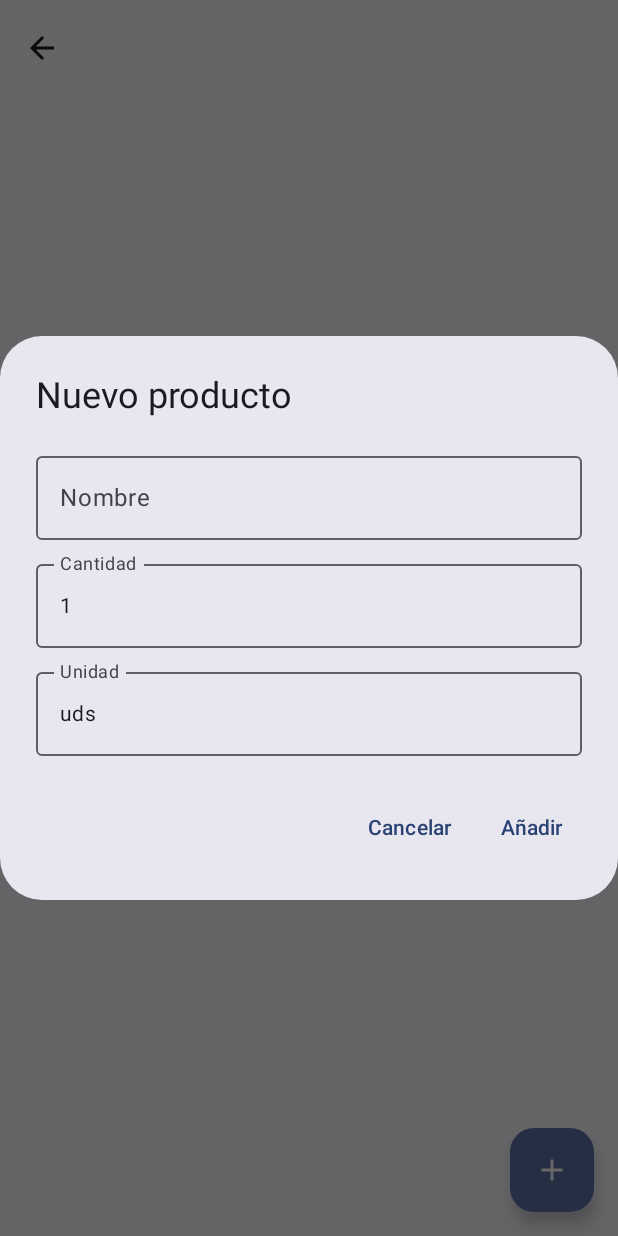
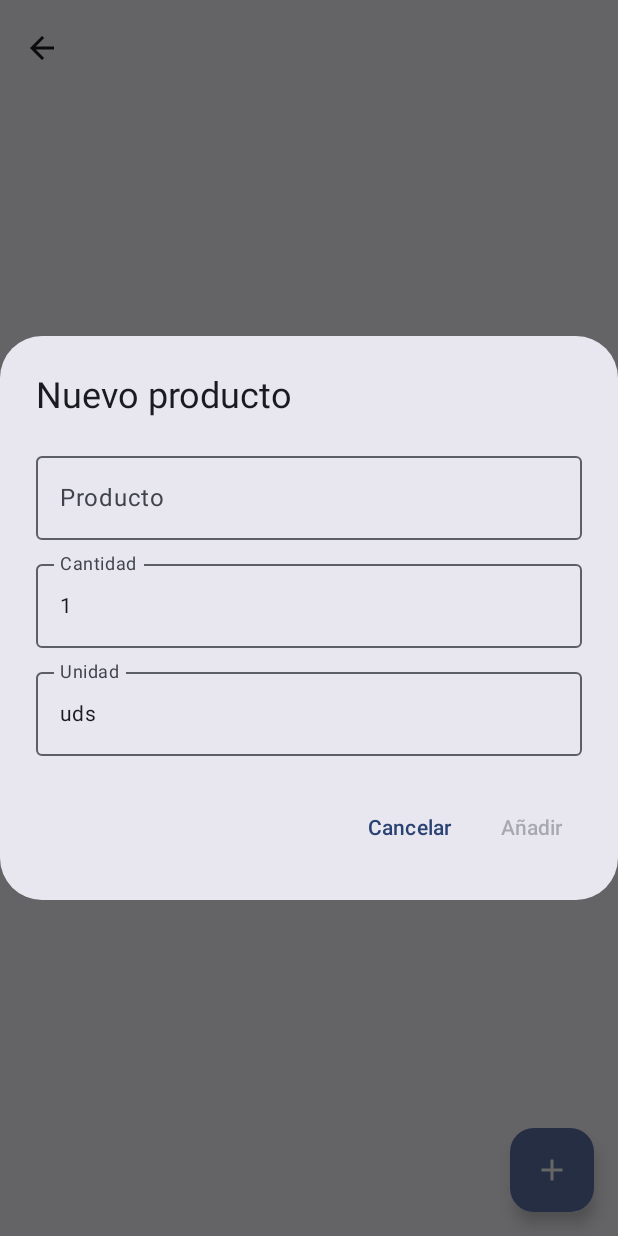
Before and after one commit to sanchezhs/Lico, an Android app built with Jetpack Compose: the composable ShoppingListDetailScreen called with empty values, after a tap on "Añadir producto", on a phone screen of 412 x 824 dp. Run offline under Robolectric (Android 15) with nearby library versions, the phone set to English and light mode, and no system bars; our stand-ins replace Dagger/Hilt's generated code, Room's generated code.

Commit message:
[ShoppingListDetailScreen] Improvements

```diff
--- a/app/src/main/java/com/app/lico/ui/screens/ShoppingListDetailScreen.kt
+++ b/app/src/main/java/com/app/lico/ui/screens/ShoppingListDetailScreen.kt
@@ -1,5 +1,6 @@
 package com.app.lico.ui.screens
 
+import androidx.compose.foundation.background
 import androidx.compose.foundation.layout.Column
 import androidx.compose.foundation.layout.Row
 import androidx.compose.foundation.layout.Spacer
@@ -9,12 +10,12 @@ import androidx.compose.foundation.layout.padding
 import androidx.compose.foundation.layout.size
 import androidx.compose.foundation.lazy.LazyColumn
 import androidx.compose.foundation.lazy.items
+import androidx.compose.foundation.text.KeyboardOptions
 import androidx.compose.material.icons.Icons
 import androidx.compose.material.icons.automirrored.filled.ArrowBack
 import androidx.compose.material.icons.filled.Add
 import androidx.compose.material.icons.filled.CheckCircle
 import androidx.compose.material3.AlertDialog
-import androidx.compose.material3.ElevatedButton
 import androidx.compose.material3.ExperimentalMaterial3Api
 import androidx.compose.material3.FloatingActionButton
 import androidx.compose.material3.Icon
@@ -36,6 +37,7 @@ import androidx.compose.runtime.setValue
 import androidx.compose.ui.Alignment
 import androidx.compose.ui.Modifier
 import androidx.compose.ui.res.painterResource
+import androidx.compose.ui.text.input.KeyboardType
 import androidx.compose.ui.unit.dp
 import androidx.hilt.navigation.compose.hiltViewModel
 import com.app.lico.R
@@ -101,7 +103,7 @@ fun ShoppingListDetailScreen(
                     if (!purchasedItems.isNullOrEmpty()) {
                         Spacer(modifier = Modifier.height(16.dp))
 
-                        ElevatedButton(
+                        TextButton (
                             onClick = { showPurchased = !showPurchased },
                             modifier = Modifier.fillMaxWidth()
                         ) {
@@ -110,10 +112,11 @@ fun ShoppingListDetailScreen(
 
                         if (showPurchased) {
                             Spacer(modifier = Modifier.height(12.dp))
-                            Column {
+
                             purchasedItems.forEach { item ->
                                 ShoppingItemRow(
                                     item = item,
+                                    isPurchased = true,
                                     onTogglePurchased = {
                                         viewModel.toggleItemPurchased(
                                             item,
@@ -122,7 +125,6 @@ fun ShoppingListDetailScreen(
                                     }
                                 )
                                 Spacer(modifier = Modifier.height(8.dp))
-                                }
                             }
                         }
                     }
@@ -140,27 +142,33 @@ fun ShoppingListDetailScreen(
                     OutlinedTextField(
                         value = itemName,
                         onValueChange = { itemName = it },
-                        label = { Text("Nombre") },
-                        modifier = Modifier.fillMaxWidth()
+                        label = { Text("Producto") },
+                        modifier = Modifier.fillMaxWidth(),
+                        singleLine = true,
                     )
                     Spacer(modifier = Modifier.height(8.dp))
                     OutlinedTextField(
                         value = itemQty,
                         onValueChange = { itemQty = it },
                         label = { Text("Cantidad") },
-                        modifier = Modifier.fillMaxWidth()
+                        keyboardOptions = KeyboardOptions(keyboardType = KeyboardType.Number),
+                        modifier = Modifier.fillMaxWidth(),
+                        singleLine = true,
                     )
                     Spacer(modifier = Modifier.height(8.dp))
                     OutlinedTextField(
                         value = itemUnit,
                         onValueChange = { itemUnit = it },
                         label = { Text("Unidad") },
-                        modifier = Modifier.fillMaxWidth()
+                        modifier = Modifier.fillMaxWidth(),
+                        singleLine = true,
                     )
                 }
             },
             confirmButton = {
-                TextButton(onClick = {
+                TextButton(
+                    enabled = itemName.isNotBlank(),
+                    onClick = {
                         viewModel.addItemToList(
                             name = itemName,
                             quantity = itemQty.toDoubleOrNull() ?: 1.0,
@@ -171,7 +179,8 @@ fun ShoppingListDetailScreen(
                         itemQty = "1"
                         itemUnit = "uds"
                         showAddDialog = false
-                }) {
+                    }
+                ) {
                     Text("Añadir")
                 }
             },
@@ -187,10 +196,15 @@ fun ShoppingListDetailScreen(
 @Composable
 fun ShoppingItemRow(
     item: ShoppingItem,
-    onTogglePurchased: () -> Unit
+    onTogglePurchased: () -> Unit,
+    isPurchased: Boolean = false,
 ) {
+    val textColor = if (isPurchased) MaterialTheme.colorScheme.onSurfaceVariant else MaterialTheme.colorScheme.onSurface
+    val bgColor = if (isPurchased) MaterialTheme.colorScheme.surfaceContainerLow else MaterialTheme.colorScheme.surface
+    val quantityColor = if (isPurchased) MaterialTheme.colorScheme.outline else MaterialTheme.colorScheme.onSurface
+
     Surface(
-        tonalElevation = 2.dp,
+        color = bgColor,
         shadowElevation = 4.dp,
         shape = MaterialTheme.shapes.medium,
         modifier = Modifier.fillMaxWidth()
@@ -198,7 +212,8 @@ fun ShoppingItemRow(
         Row(
             modifier = Modifier
                 .fillMaxWidth()
-                .padding(12.dp),
+                .padding(12.dp)
+                .background(color = bgColor),
             verticalAlignment = Alignment.CenterVertically
         ) {
             IconButton(
@@ -223,13 +238,14 @@ fun ShoppingItemRow(
             Text(
                 text = item.name,
                 style = MaterialTheme.typography.bodyLarge,
-                modifier = Modifier.padding(start = 8.dp)
+                color = textColor,
             )
 
             Spacer(modifier = Modifier.weight(1f))
 
             Text(
                 text = "${item.quantity} ${item.unit}",
+                color = quantityColor,
                 style = MaterialTheme.typography.bodyMedium,
                 modifier = Modifier.padding(end = 8.dp)
             )
```
Lines whose indentation alone changed are shown as unchanged.
